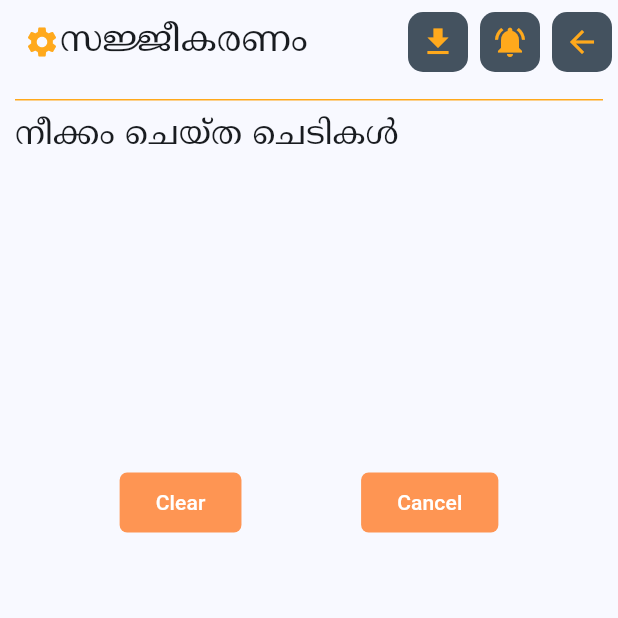
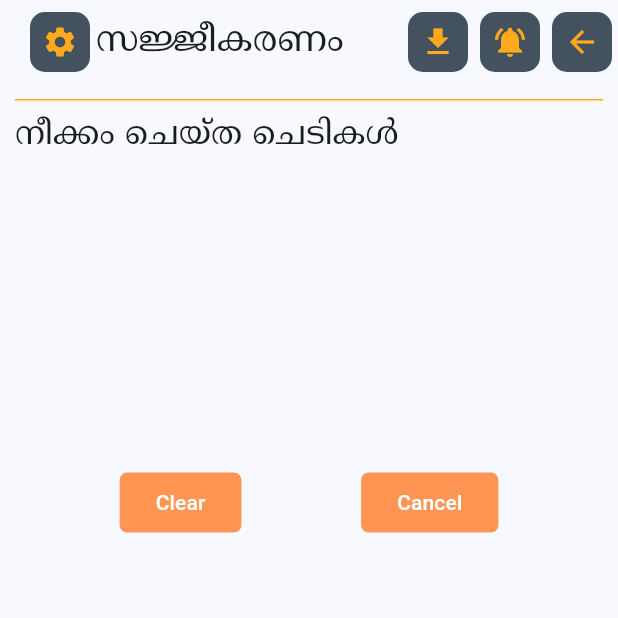
Before and after one commit to ryanromeodev/Plant-App, a Flutter app: the screen it shows after launch, after a tap on the "settings" icon, on a phone screen of 412 x 824 dp, the top half of it. Run offline on Flutter 3.47's test engine with Material 3 defaults, Android fonts, the phone set to English and light mode, and no system bars; our stand-ins replace file_picker, flutter_local_notifications, google_fonts, permission_handler, timezone.

Commit message:
UI refactor 3

```diff
--- a/lib/Data/strings.dart
+++ b/lib/Data/strings.dart
@@ -33,9 +33,9 @@ final String hinttextvivaranghal = "Please write the details here";
 final String mthiyathi = "തീയതി തിരഞ്ഞെടുക്കുക";
 final String thiyathi = "Select Date";
 final String mnotificationveno = "നോട്ടിഫിക്കേഷൻ വേണോ?";
-final String notificationveno = "Set a notification ?";
+final String notificationveno = "Set a Notification ?";
 final String madd = 'ചെടി ചേർക്കുക';
-final String add = 'Add a plant';
+final String add = 'Add a Plant';
 final String mdeleted = "നീക്കം ചെയ്ത ചെടികൾ";
 final String deleted = "Deleted Plants";
 final String mcareful = "ശ്രദ്ധിക്കുക";
--- a/lib/Pages/homepage.dart
+++ b/lib/Pages/homepage.dart
@@ -135,8 +135,17 @@ class _HomePageState extends State<HomePage> {
         ],
         title: Row(
           children: [
-            Icon(Icons.home),
-            SizedBox(width: 5),
+            IconButton(
+              icon: Icon(Icons.home),
+              onPressed: () {},
+              style: IconButton.styleFrom(
+                foregroundColor: Theme.of(context).colorScheme.primary,
+                backgroundColor: Theme.of(context).colorScheme.tertiary,
+                shape: RoundedRectangleBorder(
+                  borderRadius: BorderRadius.circular(10),
+                ),
+              ),
+            ),
             Text(
               malayalam ? mhometitle : hometitle,
               style: Theme.of(context).textTheme.headlineSmall,
--- a/lib/Pages/settingspage.dart
+++ b/lib/Pages/settingspage.dart
@@ -38,9 +38,16 @@ class _SettingsState extends State<Settings> {
           automaticallyImplyLeading: false,
           title: Row(
             children: [
-              Icon(
-                Icons.settings,
-                color: Theme.of(context).colorScheme.primary,
+              IconButton(
+                icon: Icon(Icons.settings),
+                onPressed: () {},
+                style: IconButton.styleFrom(
+                  foregroundColor: Theme.of(context).colorScheme.primary,
+                  backgroundColor: Theme.of(context).colorScheme.tertiary,
+                  shape: RoundedRectangleBorder(
+                    borderRadius: BorderRadius.circular(10),
+                  ),
+                ),
               ),
               Text(
                 widget.malayalam ? msettings : settings,
```
Also changed, not shown: lib/Pages/addpage.dart (+11 -2 lines), lib/Pages/updatepage.dart (+10 -4 lines).
